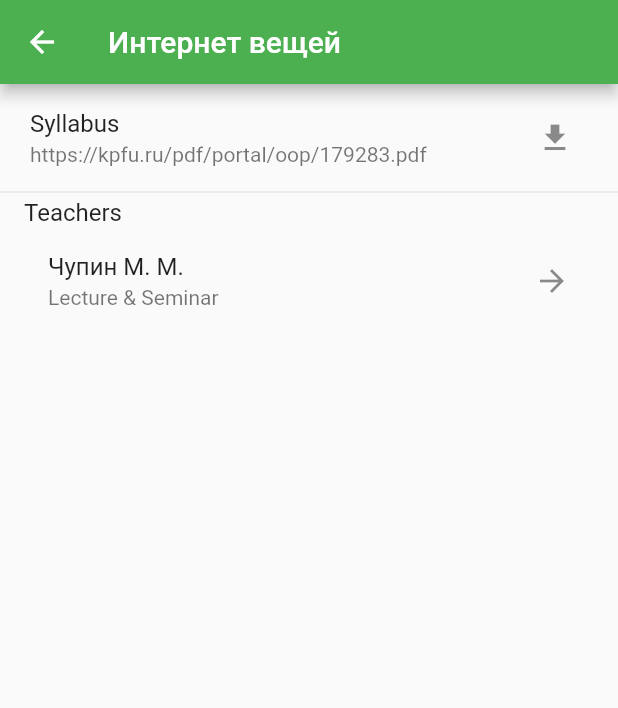
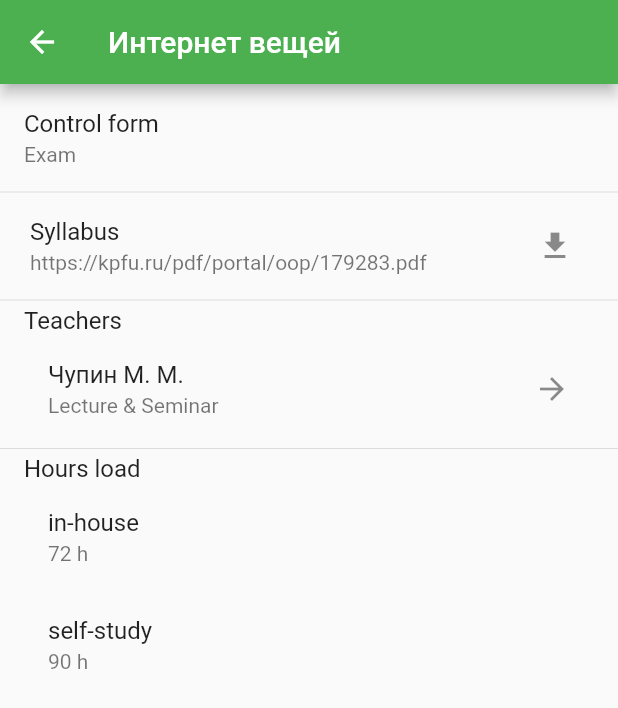
Before and after one commit to flisoch/semester-calc-flutter, a Flutter app: the SubjectsScreen widget shown alone on an empty page, opened directly, after a tap on "Интернет вещей", on a phone screen of 412 x 824 dp. Shown: the top 708 px of the screen. Run offline on Flutter 3.47's test engine with Material 2 defaults, Android fonts, the phone set to English and light mode, and no system bars; our stand-ins replace fl_chart, flutter_redux, percent_indicator, redux.

Commit message:
edit subject screen: add 2 fields

```diff
--- /dev/null
+++ b/lib/models/hours.dart
@@ -0,0 +1,13 @@
+class Hours extends Object {
+  num id;
+  num school;
+  num selfStudy;
+
+  factory Hours.dummy() => Hours(id: 300, school: 72, selfStudy: 90);
+
+  Hours({
+    this.id,
+    this.school,
+    this.selfStudy,
+  });
+}
--- a/lib/models/subject.dart
+++ b/lib/models/subject.dart
@@ -3,6 +3,7 @@ import 'package:semester_calc_flutter/models/class.dart';
 import 'package:semester_calc_flutter/models/teacher.dart';
 
 import 'credit_type.dart';
+import 'hours.dart';
 
 class Subject extends Object {
   String name;
@@ -11,14 +12,17 @@ class Subject extends Object {
   List<Class> classes;
   CreditType creditType;
   String syllabusLink;
+  Hours hours;
 
   Subject({
     this.name,
+    this.hours,
     this.elective = false,
     this.electives = const [],
     this.classes = const [],
     this.creditType = CreditType.CREDIT,
-    this.syllabusLink = "https://kpfu.ru/itis/obuchenie-v-itis/osnovnye-obrazovatelnye-programmy",
+    this.syllabusLink =
+        "https://kpfu.ru/itis/obuchenie-v-itis/osnovnye-obrazovatelnye-programmy",
   });
 
   factory Subject.fullDummy() {
@@ -39,10 +43,13 @@ class Subject extends Object {
     Class lecture = Class(teacher: teacher, calendarEvent: calendarEvent1);
     Class seminar = Class(teacher: teacher, calendarEvent: calendarEvent2);
     List<Class> classes = [lecture, seminar];
+    Hours hours = Hours.dummy();
     return Subject(
-        name: "Интернет вещей",
-        creditType: CreditType.EXAM,
-        classes: classes,
-        syllabusLink: "https://kpfu.ru/pdf/portal/oop/179283.pdf");
+      name: "Интернет вещей",
+      creditType: CreditType.EXAM,
+      classes: classes,
+      syllabusLink: "https://kpfu.ru/pdf/portal/oop/179283.pdf",
+      hours: hours,
+    );
   }
 }
--- a/lib/screens/subject_screen.dart
+++ b/lib/screens/subject_screen.dart
@@ -1,5 +1,6 @@
 import 'package:flutter/material.dart';
 import 'package:semester_calc_flutter/models/credit_type.dart';
+import 'package:semester_calc_flutter/models/hours.dart';
 import 'package:semester_calc_flutter/models/subject.dart';
 import 'package:semester_calc_flutter/models/teacher.dart';
 import 'package:url_launcher/url_launcher.dart';
@@ -45,6 +46,12 @@ class SubjectWidgetState extends State<SubjectScreen> {
           context: context,
           tiles: [
             ListTile(
+              title: Text('Control form'),
+              subtitle: subject.creditType == CreditType.EXAM
+                  ? Text('Exam')
+                  : Text('Credit'),
+            ),
+            ListTile(
               contentPadding: EdgeInsets.only(left: 20, right: 30),
               title: Text('Syllabus'),
               subtitle: Text('${subject.syllabusLink}'),
@@ -57,6 +64,12 @@ class SubjectWidgetState extends State<SubjectScreen> {
                   ? _buildTeachers(subject, 1)
                   : _buildTeachers(subject, 2),
             ),
+            ListTile(
+              title: Text('Hours load'),
+              subtitle: _buildHours(subject),
+
+            ),
+
           ],
         ).toList(),
       ),
@@ -107,4 +120,18 @@ class SubjectWidgetState extends State<SubjectScreen> {
       ]);
     }
   }
+
+  _buildHours(Subject subject) {
+    Hours hours = subject.hours;
+    return Column(children: [
+      ListTile(
+        title: Text('in-house'),
+        subtitle: Text('${hours.school} h'),
+      ),
+      ListTile(
+        title: Text('self-study'),
+        subtitle: Text('${hours.selfStudy} h'),
+      )
+    ]);
+  }
 }
--- a/lib/screens/subjects_screen.dart
+++ b/lib/screens/subjects_screen.dart
@@ -1,5 +1,6 @@
 import 'package:flutter/material.dart';
 import 'package:semester_calc_flutter/models/credit_type.dart';
+import 'package:semester_calc_flutter/models/hours.dart';
 import 'package:semester_calc_flutter/models/subject.dart';
 import 'package:semester_calc_flutter/routes.dart';
 
@@ -14,14 +15,15 @@ class _SubjectsWidgetState extends State<SubjectsScreen> {
   List<Subject> _subjects = <Subject>[
     Subject(
         name: 'Дисциплина по выбору',
+        hours: Hours.dummy(),
         creditType: CreditType.EXAM,
         elective: true,
         electives: [
           Subject.fullDummy(),
           Subject(name: 'Проектирование человеко-машинных интерфейсов', creditType: CreditType.EXAM),
         ]),
-    Subject(name: 'Методология научных исследований'),
-    Subject(name: 'основы информационного поиска')
+    Subject(name: 'Методология научных исследований', hours: Hours.dummy()),
+    Subject(name: 'основы информационного поиска', hours: Hours.dummy())
   ];
 
   String _selectedElective = "";
```
